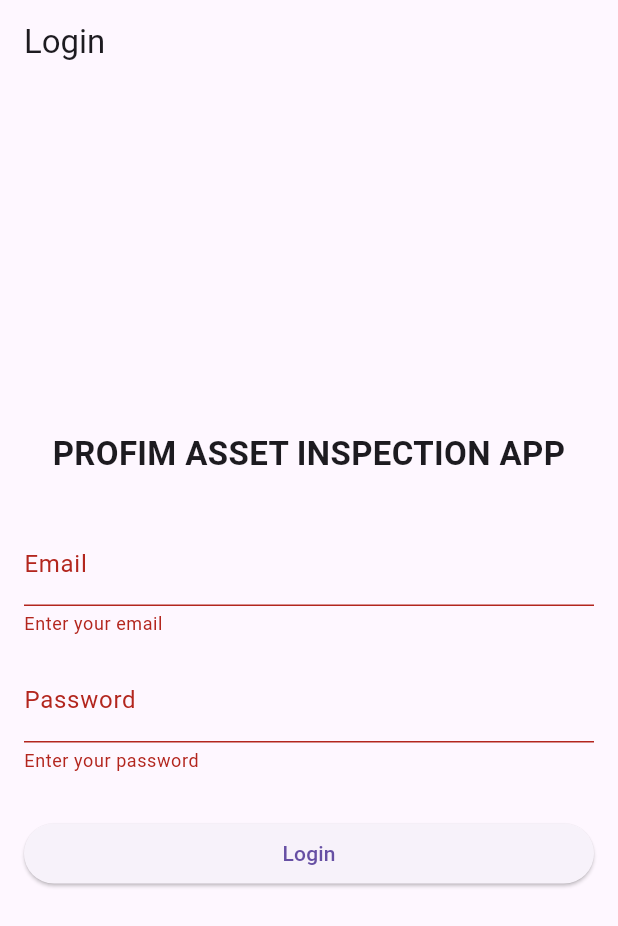
After one commit to archiot-devhub/ifms_assetinspectionsrepo, a Flutter app: the screen it shows after launch, after a tap on "Login", on a phone screen of 412 x 824 dp. The commit adds this screen. Shown: the top 926 px of the screen. Run offline on Flutter 3.47's test engine with Material 3 defaults, Android fonts, the phone set to English and light mode, and no system bars; our stand-ins replace image_picker; missing offline and left inert: mobile_scanner.

Commit message:
Version 3: updated login module and dropdown filters

```diff
--- a/lib/main.dart
+++ b/lib/main.dart
@@ -1,4 +1,5 @@
 import 'package:flutter/material.dart';
+import 'screens/login_screen.dart';
 import 'screens/inspection_list_screen.dart';
 import 'screens/qr_scanner_screen.dart';
 import 'screens/checkpoint_screen.dart';
@@ -15,7 +16,8 @@ class ProfimInspectionApp extends StatelessWidget {
     return MaterialApp(
       title: 'Profim Inspection App',
       theme: ThemeData(primarySwatch: Colors.blue),
-      home: const InspectionListScreen(),
+      debugShowCheckedModeBanner: false,
+      home: const LoginScreen(), // 👈 Set Login as initial screen
     );
   }
 }
--- /dev/null
+++ b/lib/screens/login_screen.dart
@@ -0,0 +1,86 @@
+import 'package:flutter/material.dart';
+import 'inspection_list_screen.dart';
+
+class LoginScreen extends StatefulWidget {
+  const LoginScreen({super.key});
+
+  @override
+  State<LoginScreen> createState() => _LoginScreenState();
+}
+
+class _LoginScreenState extends State<LoginScreen> {
+  final _emailController = TextEditingController();
+  final _passwordController = TextEditingController();
+  final _formKey = GlobalKey<FormState>();
+  bool _isLoading = false;
+
+  void _login() async {
+    if (_formKey.currentState!.validate()) {
+      setState(() => _isLoading = true);
+
+      await Future.delayed(const Duration(seconds: 1)); // Mock login delay
+
+      setState(() => _isLoading = false);
+
+      // You can replace this with real authentication logic
+      if (_emailController.text == "ADSPL1005" &&
+          _passwordController.text == "password") {
+        Navigator.pushReplacement(
+          context,
+          MaterialPageRoute(builder: (_) => const InspectionListScreen()),
+        );
+      } else {
+        ScaffoldMessenger.of(
+          context,
+        ).showSnackBar(const SnackBar(content: Text("Invalid credentials")));
+      }
+    }
+  }
+
+  @override
+  Widget build(BuildContext context) {
+    return Scaffold(
+      appBar: AppBar(title: const Text("Login")),
+      body: Padding(
+        padding: const EdgeInsets.all(16.0),
+        child: Center(
+          child: Form(
+            key: _formKey,
+            child: ListView(
+              shrinkWrap: true,
+              children: [
+                const Text(
+                  "PROFIM ASSET INSPECTION APP",
+                  style: TextStyle(fontSize: 22, fontWeight: FontWeight.bold),
+                  textAlign: TextAlign.center,
+                ),
+                const SizedBox(height: 30),
+                TextFormField(
+                  controller: _emailController,
+                  decoration: const InputDecoration(labelText: 'Email'),
+                  validator:
+                      (value) => value!.isEmpty ? 'Enter your email' : null,
+                ),
+                const SizedBox(height: 15),
+                TextFormField(
+                  controller: _passwordController,
+                  decoration: const InputDecoration(labelText: 'Password'),
+                  obscureText: true,
+                  validator:
+                      (value) => value!.isEmpty ? 'Enter your password' : null,
+                ),
+                const SizedBox(height: 30),
+                _isLoading
+                    ? const Center(child: CircularProgressIndicator())
+                    : ElevatedButton(
+                      onPressed: _login,
+                      child: const Text("Login"),
+                    ),
+              ],
+            ),
+          ),
+        ),
+      ),
+    );
+  }
+}
```
Also changed, not shown: lib/screens/checkpoint_screen.dart (+12 -2 lines), lib/screens/inspection_list_screen.dart (+111 -10 lines).
